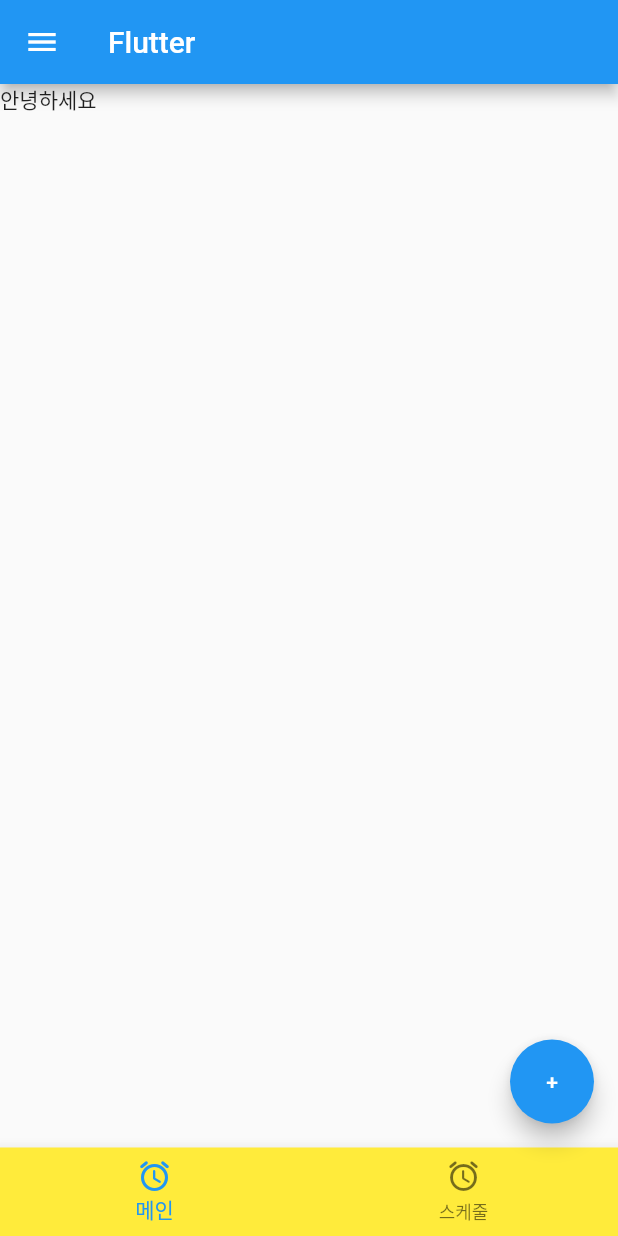
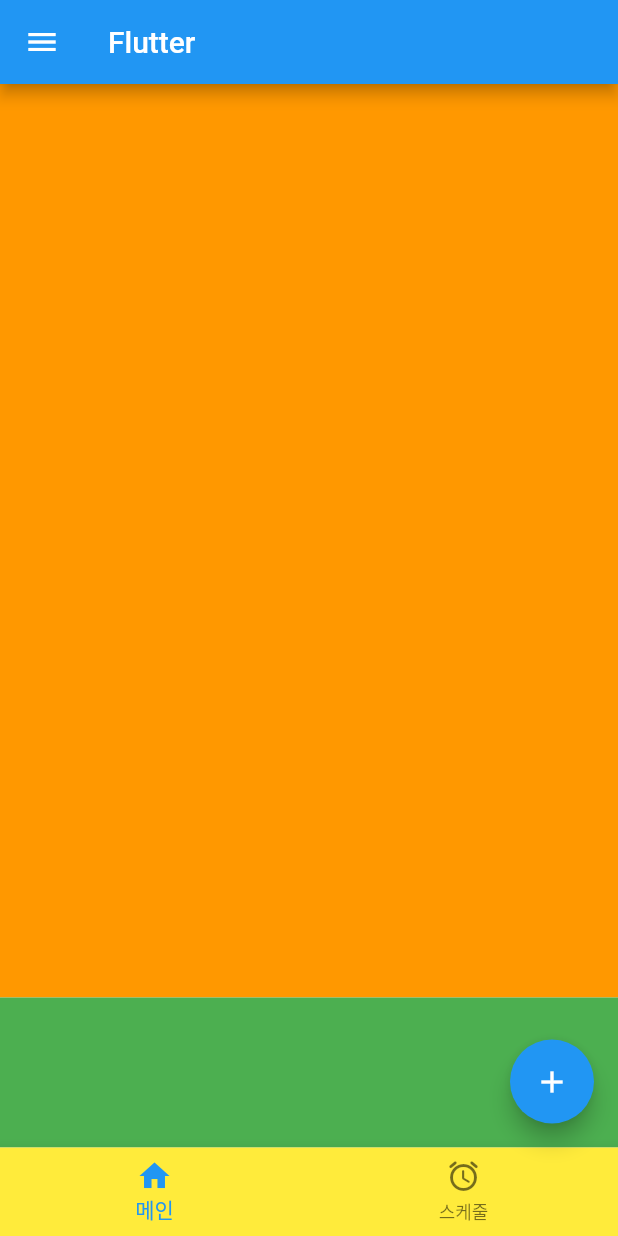
Before and after one commit to WonmoLee/flutter_study, a Flutter app: the screen it shows after launch, on a phone screen of 412 x 824 dp. Run offline on Flutter 3.47's test engine with Material 2 defaults, Android fonts, the phone set to English and light mode, and no system bars.

Commit message:
column 위젯 예시

```diff
--- a/lib/main.dart
+++ b/lib/main.dart
@@ -22,19 +22,38 @@ class StudyApp extends StatelessWidget {
             title: Text("Flutter"),
             leading: Icon(Icons.menu),
           ),
-          body: Text("안녕하세요"),
-          floatingActionButton: FloatingActionButton(
-            child: Text("+"),
-            onPressed: () {
-              print("클릭됌");
-            },
+          body: Column( // 부모의 제약조건에 자식이 따라간다.
+            mainAxisAlignment: MainAxisAlignment.spaceAround,
+            crossAxisAlignment: CrossAxisAlignment.stretch,
+            children: [
+              Expanded( // 남은 공간 확장
+                child: Container(
+                  width: 100,
+                  color: Colors.orange,
+                  height: 50,
+                ),
+              ),
+              Container(
+                width: 100,
+                color: Colors.green,
+                height: 100,
+              ),
+            ],
+          ),
+          floatingActionButton: Container(
+            child: FloatingActionButton(
+              child: Icon(Icons.add),
+              onPressed: () {
+                print("클릭됌");
+              },
+            ),
           ),
           bottomNavigationBar: BottomNavigationBar(
             items: [
               BottomNavigationBarItem(
                   label: "메인",
                   icon: Icon(
-                    Icons.access_alarm_rounded,
+                    Icons.home,
                   )
               ),
               BottomNavigationBarItem(
```
